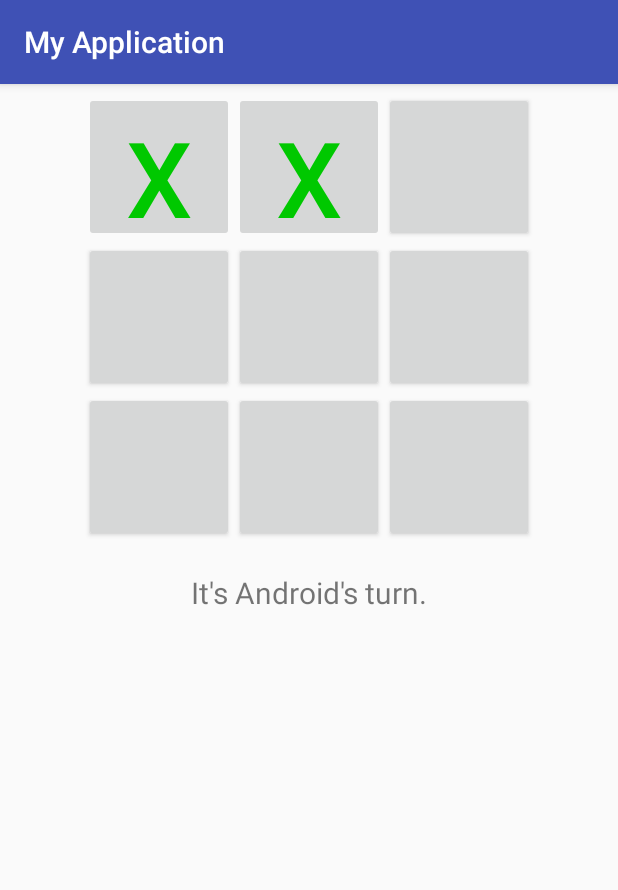
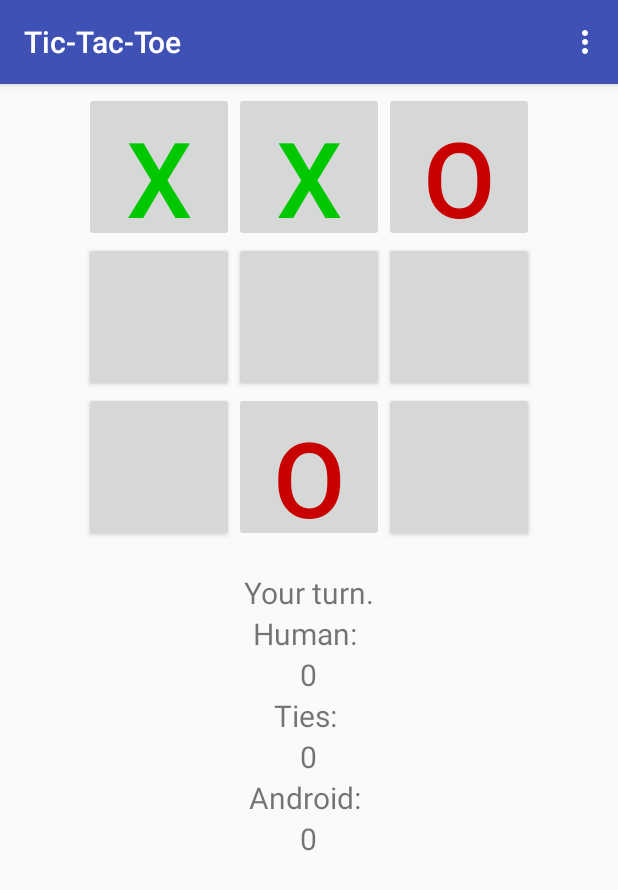
Before and after one commit to datovard/MobileDev, an Android app: the screen it shows after launch (AndroidTicTacToeActivity), after a tap on an icon or button, on a phone screen of 412 x 824 dp. Shown: the top 890 px of the screen. Run offline under Robolectric (Android 15) with nearby library versions, the phone set to English and light mode, and no system bars; 1 other tap on this screen came first.

Commit message:
Completing Challenge 3

```diff
--- a/Challenge 3/app/src/main/java/com/mobiledev/datovard/myapplication/AndroidTicTacToeActivity.java
+++ b/Challenge 3/app/src/main/java/com/mobiledev/datovard/myapplication/AndroidTicTacToeActivity.java
@@ -4,6 +4,8 @@ import android.content.Context;
 import android.graphics.Color;
 import android.support.v7.app.AppCompatActivity;
 import android.os.Bundle;
+import android.view.Menu;
+import android.view.MenuItem;
 import android.view.View;
 import android.widget.Button;
 import android.widget.TextView;
@@ -16,6 +18,10 @@ public class AndroidTicTacToeActivity extends AppCompatActivity {
     private Button mBoardButtons[];
 
     private TextView mInfoTextView;
+
+    private TextView mHumanWins;
+    private TextView mTiesWins;
+    private TextView mAndroidWins;
 
     @Override
     protected void onCreate(Bundle savedInstanceState) {
@@ -34,10 +40,26 @@ public class AndroidTicTacToeActivity extends AppCompatActivity {
         mBoardButtons[8] = (Button) findViewById(R.id.nine);
 
         mInfoTextView = (TextView) findViewById(R.id.information);
+        mHumanWins    = (TextView) findViewById(R.id.human_wins);
+        mTiesWins     = (TextView) findViewById(R.id.ties_wins);
+        mAndroidWins  = (TextView) findViewById(R.id.android_wins);
 
         mGame =new TicTacToeGame();
 
         startNewGame();
+    }
+
+    @Override
+    public boolean onCreateOptionsMenu(Menu menu) {
+        super.onCreateOptionsMenu(menu);
+        menu.add("New Game");
+        return true;
+    }
+
+    @Override
+    public boolean onOptionsItemSelected(MenuItem item) {
+        startNewGame();
+        return true;
     }
 
     private void startNewGame()
@@ -51,7 +73,17 @@ public class AndroidTicTacToeActivity extends AppCompatActivity {
             mBoardButtons[i].setOnClickListener(new ButtonClickListener(i));
         }
 
-        mInfoTextView.setText("You go first.");
+        if( mGame.first_turn )
+        {
+            mInfoTextView.setText(R.string.first_human);
+        }
+        else
+        {
+            int move = mGame.getComputerMove();
+            setMove(TicTacToeGame.COMPUTER_PLAYER, move);
+            mInfoTextView.setText(R.string.turn_human);
+        }
+        mGame.first_turn = !mGame.first_turn;
     }
 
     private void setMove(char player, int location) {
@@ -65,6 +97,13 @@ public class AndroidTicTacToeActivity extends AppCompatActivity {
             mBoardButtons[location].setTextColor(Color.rgb(200, 0, 0));
     }
 
+    private void blockButtons(){
+        for( int i = 0; i < mBoardButtons.length; i++ )
+        {
+            mBoardButtons[i].setEnabled(false);
+        }
+    }
+
     // Handles clicks on the game board buttons
     private class ButtonClickListener implements View.OnClickListener {
         int location;
@@ -74,29 +113,38 @@ public class AndroidTicTacToeActivity extends AppCompatActivity {
         }
 
         public void onClick(View view) {
-            Context context = getApplicationContext();
-
             if (mBoardButtons[location].isEnabled()) {
                 setMove(TicTacToeGame.HUMAN_PLAYER, location);
 
                 // If no winner yet, let the computer make a move
                 int winner = mGame.checkForWinner();
                 if (winner == 0) {
-                    mInfoTextView.setText("It's Android's turn.");
+                    mInfoTextView.setText(R.string.turn_computer);
                     int move = mGame.getComputerMove();
-
-                    //setMove(TicTacToeGame.COMPUTER_PLAYER, move);
-                    //winner = mGame.checkForWinner();
+                    setMove(TicTacToeGame.COMPUTER_PLAYER, move);
+                    winner = mGame.checkForWinner();
                 }
 
-                /*if (winner == 0)
-                    mInfoTextView.setText("It's your turn.");
-                else if (winner == 1)
-                    mInfoTextView.setText("It's a tie!");
-                else if (winner == 2)
-                    mInfoTextView.setText("You won!");
-                else
-                    mInfoTextView.setText("Android won!");*/
+                if (winner == 0) {
+                    mInfoTextView.setText(R.string.turn_human);
+                } else if (winner == 1){
+                    mInfoTextView.setText(R.string.result_tie);
+                    mGame.ties++;
+                    mTiesWins.setText(String.valueOf(mGame.ties));
+                }
+                else if (winner == 2) {
+                    mInfoTextView.setText(R.string.result_human_wins);
+                    mGame.human_wins++;
+                    mHumanWins.setText(String.valueOf(mGame.human_wins));
+                }
+                else {
+                    blockButtons();
+                    mInfoTextView.setText(R.string.result_computer_wins);
+                    mGame.computer_wins++;
+                    mAndroidWins.setText(String.valueOf(mGame.computer_wins));
+                }
+
+
             }
         }
     }
--- a/Challenge 3/app/src/main/java/com/mobiledev/datovard/myapplication/TicTacToeGame.java
+++ b/Challenge 3/app/src/main/java/com/mobiledev/datovard/myapplication/TicTacToeGame.java
@@ -20,12 +20,20 @@ public class TicTacToeGame {
     public static final char COMPUTER_PLAYER = 'O';
     public static final char OPEN_SPOT = '\0';
 
+    public int human_wins = 0;
+    public int computer_wins = 0;
+    public int ties = 0;
+
+    public boolean first_turn;
+
     private Random mRand;
 
     public TicTacToeGame() {
 
         // Seed the random number generator
         mRand = new Random();
+
+        first_turn = true;
     }
 
     // Check for a winner.  Return
@@ -124,7 +132,7 @@ public class TicTacToeGame {
                 mBoard[i] = COMPUTER_PLAYER;
                 if (checkForWinner() == 3) {
                     mBoard[i] = curr;
-                    return move;
+                    return i;
                 }
                 else
                     mBoard[i] = curr;
@@ -139,7 +147,7 @@ public class TicTacToeGame {
                 if (checkForWinner() == 2) {
                     //mBoard[i] = COMPUTER_PLAYER;
                     mBoard[i] = curr;
-                    return move;
+                    return i;
                 }
                 else
                     mBoard[i] = curr;
--- a/Challenge 3/app/src/main/res/layout/activity_android_tic_tac_toe.xml
+++ b/Challenge 3/app/src/main/res/layout/activity_android_tic_tac_toe.xml
@@ -102,6 +102,73 @@
             android:textSize="20dp"
             />
 
+        <RelativeLayout
+            android:gravity="center_horizontal"
+            >
+            <TextView
+                android:id="@+id/human"
+                android:layout_width="wrap_content"
+                android:layout_height="wrap_content"
+                android:text="Human: "
+                android:textSize="20dp"
+                />
+        </RelativeLayout>
+        <RelativeLayout
+            android:gravity="center_horizontal"
+            >
+            <TextView
+                android:id="@+id/human_wins"
+                android:layout_width="wrap_content"
+                android:layout_height="wrap_content"
+                android:text="0"
+                android:textSize="20dp"
+                />
+        </RelativeLayout>
+        <RelativeLayout
+            android:gravity="center_horizontal"
+            >
+            <TextView
+                android:id="@+id/ties"
+                android:layout_width="wrap_content"
+                android:layout_height="wrap_content"
+                android:text="Ties: "
+                android:textSize="20dp"
+                />
+        </RelativeLayout>
+        <RelativeLayout
+            android:gravity="center_horizontal"
+            >
+            <TextView
+                android:id="@+id/ties_wins"
+                android:layout_width="wrap_content"
+                android:layout_height="wrap_content"
+                android:text="0"
+                android:textSize="20dp"
+                />
+        </RelativeLayout>
+        <RelativeLayout
+            android:gravity="center_horizontal"
+            >
+            <TextView
+                android:id="@+id/android"
+                android:layout_width="wrap_content"
+                android:layout_height="wrap_content"
+                android:text="Android: "
+                android:textSize="20dp"
+                />
+        </RelativeLayout>
+        <RelativeLayout
+            android:gravity="center_horizontal"
+            >
+            <TextView
+                android:id="@+id/android_wins"
+                android:layout_width="wrap_content"
+                android:layout_height="wrap_content"
+                android:text="0"
+                android:textSize="20dp"
+                />
+        </RelativeLayout>
+
     </TableLayout>
 
 </LinearLayout>
--- a/Challenge 3/app/src/main/res/values/strings.xml
+++ b/Challenge 3/app/src/main/res/values/strings.xml
@@ -1,3 +1,10 @@
+<?xml version="1.0" encoding="utf-8"?>
 <resources>
-    <string name="app_name">My Application</string>
+    <string name="app_name">Tic-Tac-Toe</string>
+    <string name="first_human">You go first.</string>
+    <string name="turn_human">Your turn.</string>
+    <string name="turn_computer">Android\'s turn.</string>
+    <string name="result_tie">It\'s a tie.</string>
+    <string name="result_human_wins">You won!</string>
+    <string name="result_computer_wins">Android won!</string>
 </resources>
```
